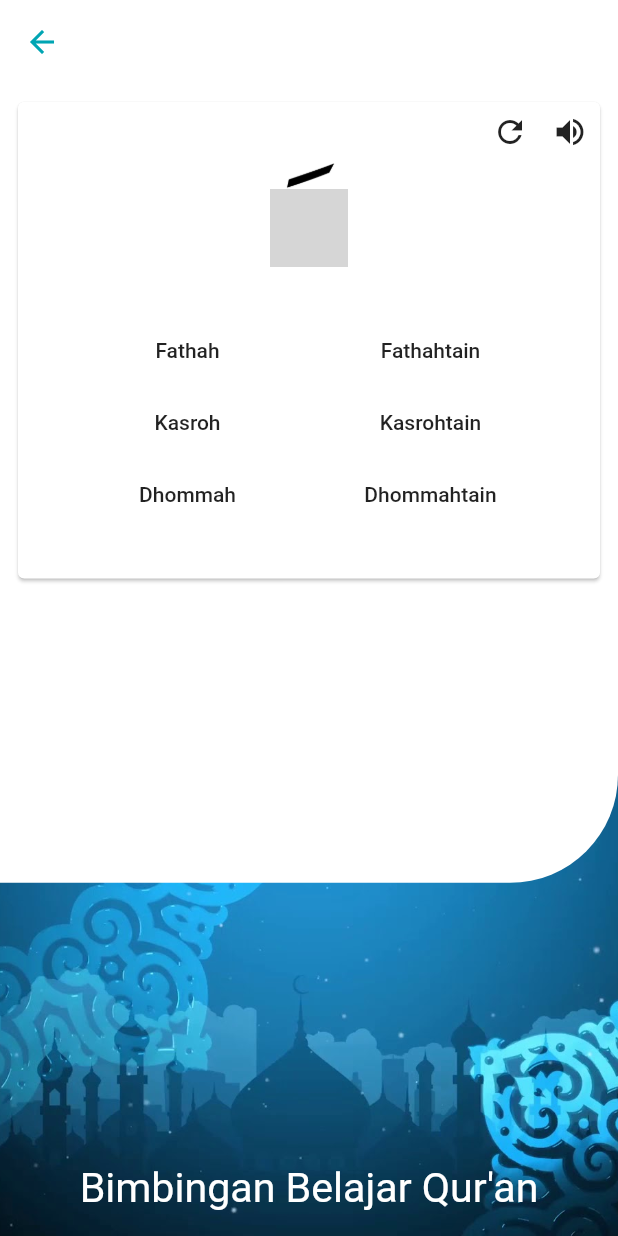
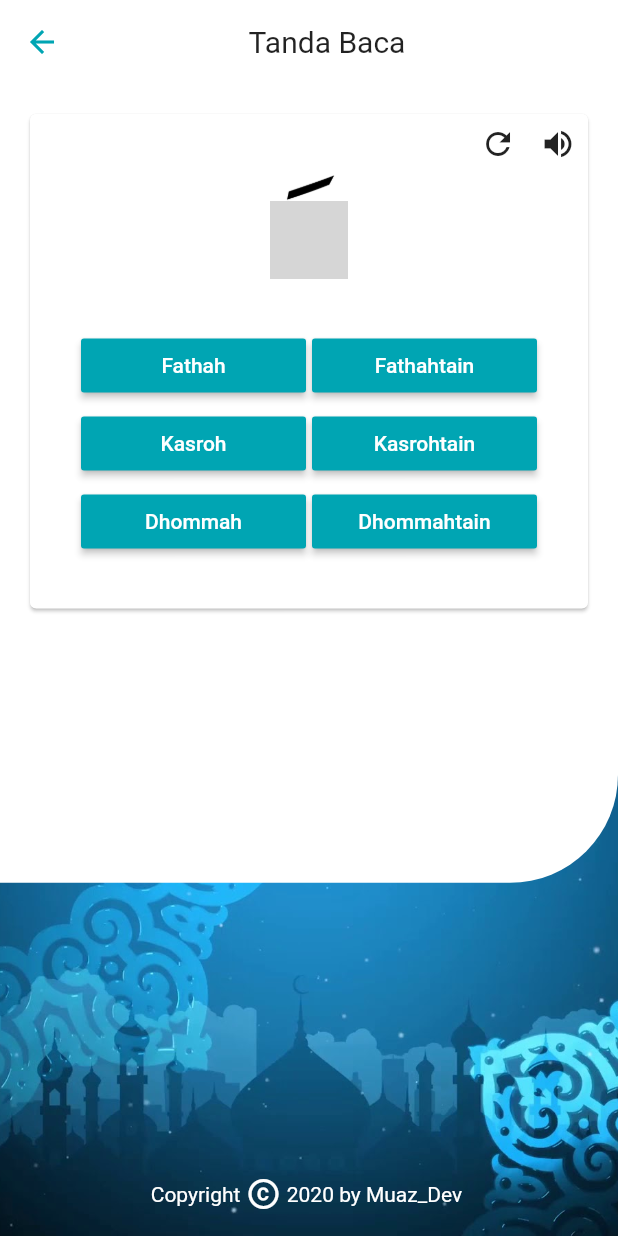
Before and after one commit to muazharin/bbq-islam, a Flutter app: the HurufDetail screen opened directly with empty values, after a tap on "Fathah", on a phone screen of 412 x 824 dp. Run offline on Flutter 3.47's test engine with Material 2 defaults, Android fonts, the phone set to English and light mode, and no system bars; our stand-ins replace splashscreen; missing offline and left inert: audioplayer; project files that could hold a hidden picture were left out; grey boxes are pictures that could not be loaded.

Commit message:
memperbarui class huruf detail

```diff
--- a/alba_ta/lib/pages/huruf_detail.dart
+++ b/alba_ta/lib/pages/huruf_detail.dart
@@ -1,10 +1,26 @@
 import 'package:flutter/material.dart';
+import 'package:audioplayer/audioplayer.dart';
+import 'package:alba_ta/pages/audio_provider.dart';
 
 class HurufDetail extends StatefulWidget {
   final String huruf;
-  HurufDetail(this.huruf);
+  final String a;
+  final String b;
+  final String c;
+  final String d;
+  final String e;
+  final String f;
+  final String g;
+
+  HurufDetail(
+      this.huruf, this.a, this.b, this.c, this.d, this.e, this.f, this.g);
   @override
-  _HurufDetailState createState() => _HurufDetailState(this.huruf);
+  _HurufDetailState createState() => _HurufDetailState(
+      this.huruf, this.a, this.b, this.c, this.d, this.e, this.f, this.g);
+}
+
+Widget _text(String text) {
+  return Text(text, style: TextStyle(color: Colors.white));
 }
 
 Widget _backGr(double width, double height, BuildContext context) {
@@ -21,31 +37,78 @@ Widget _backGr(double width, double height, BuildContext context) {
       child: Column(
         children: <Widget>[
           Spacer(),
+          Row(
+            children: <Widget>[
+              Spacer(),
               Padding(
                 padding: const EdgeInsets.all(16.0),
-            child: Text(
-              'Bimbingan Belajar Qur\'an',
-              style: TextStyle(fontSize: width / 15, color: Colors.white),
+                child: Center(
+                  child: Row(
+                    children: <Widget>[
+                      _text('Copyright '),
+                      Icon(
+                        Icons.copyright,
+                        color: Colors.white,
                       ),
-          )
+                      _text(' 2020 by '),
+                      _text('Muaz_Dev '),
+                    ],
+                  ),
+                ),
+              ),
+              Spacer()
+            ],
+          ),
         ],
       ),
     ),
   );
 }
 
+Widget _visible(_visO, String text, double width) {
+  return Visibility(
+    visible: _visO,
+    child: Image.asset(text, width: width / 8),
+  );
+}
+
 class _HurufDetailState extends State<HurufDetail> {
+  Widget _row(String text, VoidCallback onpressed) {
+    return Expanded(
+      child: Padding(
+        padding: const EdgeInsets.all(2.0),
+        child: RaisedButton(
+          onPressed: onpressed,
+          child: Text(
+            text,
+            style: TextStyle(color: Colors.white),
+          ),
+          color: Color(0xFF00a5b3),
+        ),
+      ),
+    );
+  }
+
   final String text;
-  _HurufDetailState(this.text);
+  final String a;
+  final String b;
+  final String c;
+  final String d;
+  final String e;
+  final String f;
+  final String g;
+
+  _HurufDetailState(
+      this.text, this.a, this.b, this.c, this.d, this.e, this.f, this.g);
+
+  AudioPlayer audioPlayer = new AudioPlayer();
+
   bool _visFatah = false;
   bool _visFatahTain = false;
   bool _visKasrah = false;
   bool _visKasrahTain = false;
   bool _visDommah = false;
   bool _visDommahTain = false;
-
-  final String url = "http://rest-api.sidakmorowali.com/audio/fatah_a.mp3";
-  // Audio audio;
   void _vis() {
     setState(() {
       _visFatah = false;
@@ -61,6 +124,7 @@ class _HurufDetailState extends State<HurufDetail> {
   Widget build(BuildContext context) {
     final width = MediaQuery.of(context).size.width;
     final height = MediaQuery.of(context).size.height;
+
     return Scaffold(
       body: SafeArea(
           child: Container(
@@ -93,11 +157,21 @@ class _HurufDetailState extends State<HurufDetail> {
                           color: Color(0xFF00a5b3),
                         ),
                       ),
+                      Expanded(
+                        child: Center(
+                          child: Text(
+                            'Tanda Baca',
+                            style: TextStyle(
+                              fontSize: 20.0,
+                            ),
+                          ),
+                        ),
+                      )
                     ],
                   ),
                 ),
                 Padding(
-                  padding: const EdgeInsets.all(8.0),
+                  padding: const EdgeInsets.all(16.0),
                   child: Card(
                     child: Column(
                       mainAxisSize: MainAxisSize.min,
@@ -108,7 +182,18 @@ class _HurufDetailState extends State<HurufDetail> {
                             Padding(
                               padding: const EdgeInsets.all(8.0),
                               child: InkWell(
-                                onTap: _vis,
+                                onTap: () {
+                                  // setState(() {
+                                  _vis();
+                                  // });
+                                  setState(() async {
+                                    AudioProvider audioProvider =
+                                        new AudioProvider(a);
+                                    String localUrl =
+                                        await audioProvider.load();
+                                    audioPlayer.play(localUrl, isLocal: true);
+                                  });
+                                },
                                 child: Icon(
                                   Icons.refresh,
                                 ),
@@ -128,41 +213,20 @@ class _HurufDetailState extends State<HurufDetail> {
                         Center(
                           child: Column(
                             children: <Widget>[
-                              Visibility(
-                                visible: _visFatah,
-                                child: Image.asset('assets/huruf/fathah.png',
-                                    width: width / 8),
-                              ),
-                              Visibility(
-                                visible: _visFatahTain,
-                                child: Image.asset(
-                                    'assets/huruf/fathahtain.png',
-                                    width: width / 8),
-                              ),
-                              Visibility(
-                                visible: _visDommah,
-                                child: Image.asset('assets/huruf/dhommah.png',
-                                    width: width / 8),
-                              ),
-                              Visibility(
-                                visible: _visDommahTain,
-                                child: Image.asset(
-                                    'assets/huruf/dhomahtain.png',
-                                    width: width / 8),
-                              ),
+                              _visible(
+                                  _visFatah, 'assets/huruf/fathah.png', width),
+                              _visible(_visFatahTain,
+                                  'assets/huruf/fathahtain.png', width),
+                              _visible(_visDommah, 'assets/huruf/dhommah.png',
+                                  width),
+                              _visible(_visDommahTain,
+                                  'assets/huruf/dhomahtain.png', width),
                               Image.asset('assets/huruf/' + text + ".png",
                                   width: width / 8),
-                              Visibility(
-                                visible: _visKasrah,
-                                child: Image.asset('assets/huruf/fathah.png',
-                                    width: width / 8),
-                              ),
-                              Visibility(
-                                visible: _visKasrahTain,
-                                child: Image.asset(
-                                    'assets/huruf/fathahtain.png',
-                                    width: width / 8),
-                              ),
+                              _visible(
+                                  _visKasrah, 'assets/huruf/fathah.png', width),
+                              _visible(_visKasrahTain,
+                                  'assets/huruf/fathahtain.png', width),
                             ],
                           ),
                         ),
@@ -172,68 +236,92 @@ class _HurufDetailState extends State<HurufDetail> {
                             children: <Widget>[
                               Row(
                                 children: <Widget>[
-                                  Expanded(
-                                      child: FlatButton(
-                                          onPressed: () {
+                                  _row('Fathah', () {
+                                    setState(() {
                                       _vis();
-                                            setState(() {
                                       _visFatah = true;
                                     });
-                                          },
-                                          child: Text('Fathah'))),
-                                  Expanded(
-                                      child: FlatButton(
-                                          onPressed: () {
+                                    setState(() async {
+                                      AudioProvider audioProvider =
+                                          new AudioProvider(b);
+                                      String localUrl =
+                                          await audioProvider.load();
+                                      audioPlayer.play(localUrl, isLocal: true);
+                                    });
+                                  }),
+                                  _row('Fathahtain', () {
+                                    setState(() {
                                       _vis();
-                                            setState(() {
                                       _visFatahTain = true;
                                     });
-                                          },
-                                          child: Text('Fathahtain'))),
+                                    setState(() async {
+                                      AudioProvider audioProvider =
+                                          new AudioProvider(e);
+                                      String localUrl =
+                                          await audioProvider.load();
+                                      audioPlayer.play(localUrl, isLocal: true);
+                                    });
+                                  }),
                                 ],
                               ),
                               Row(
                                 children: <Widget>[
-                                  Expanded(
-                                      child: FlatButton(
-                                          onPressed: () {
+                                  _row('Kasroh', () {
+                                    setState(() {
                                       _vis();
-                                            setState(() {
                                       _visKasrah = true;
                                     });
-                                          },
-                                          child: Text('Kasroh'))),
-                                  Expanded(
-                                      child: FlatButton(
-                                          onPressed: () {
+                                    setState(() async {
+                                      AudioProvider audioProvider =
+                                          new AudioProvider(c);
+                                      String localUrl =
+                                          await audioProvider.load();
+                                      audioPlayer.play(localUrl, isLocal: true);
+                                    });
+                                  }),
+                                  _row('Kasrohtain', () {
+                                    setState(() {
                                       _vis();
-                                            setState(() {
                                       _visKasrahTain = true;
                                     });
-                                          },
-                                          child: Text('Kasrohtain'))),
+                                    setState(() async {
+                                      AudioProvider audioProvider =
+                                          new AudioProvider(f);
+                                      String localUrl =
+                                          await audioProvider.load();
+                                      audioPlayer.play(localUrl, isLocal: true);
+                                    });
+                                  }),
                                 ],
                               ),
                               Row(
                                 children: <Widget>[
-                                  Expanded(
-                                      child: FlatButton(
-                                          onPressed: () {
+                                  _row('Dhommah', () {
+                                    setState(() {
                                       _vis();
-                                            setState(() {
                                       _visDommah = true;
                                     });
-                                          },
-                                          child: Text('Dhommah'))),
-                                  Expanded(
-                                      child: FlatButton(
-                                          onPressed: () {
+                                    setState(() async {
+                                      AudioProvider audioProvider =
+                                          new AudioProvider(d);
+                                      String localUrl =
+                                          await audioProvider.load();
+                                      audioPlayer.play(localUrl, isLocal: true);
+                                    });
+                                  }),
+                                  _row('Dhommahtain', () {
+                                    setState(() {
                                       _vis();
-                                            setState(() {
                                       _visDommahTain = true;
                                     });
-                                          },
-                                          child: Text('Dhommahtain'))),
+                                    setState(() async {
+                                      AudioProvider audioProvider =
+                                          new AudioProvider(g);
+                                      String localUrl =
+                                          await audioProvider.load();
+                                      audioPlayer.play(localUrl, isLocal: true);
+                                    });
+                                  }),
                                 ],
                               ),
                             ],
```
Lines whose indentation alone changed are shown as unchanged.
